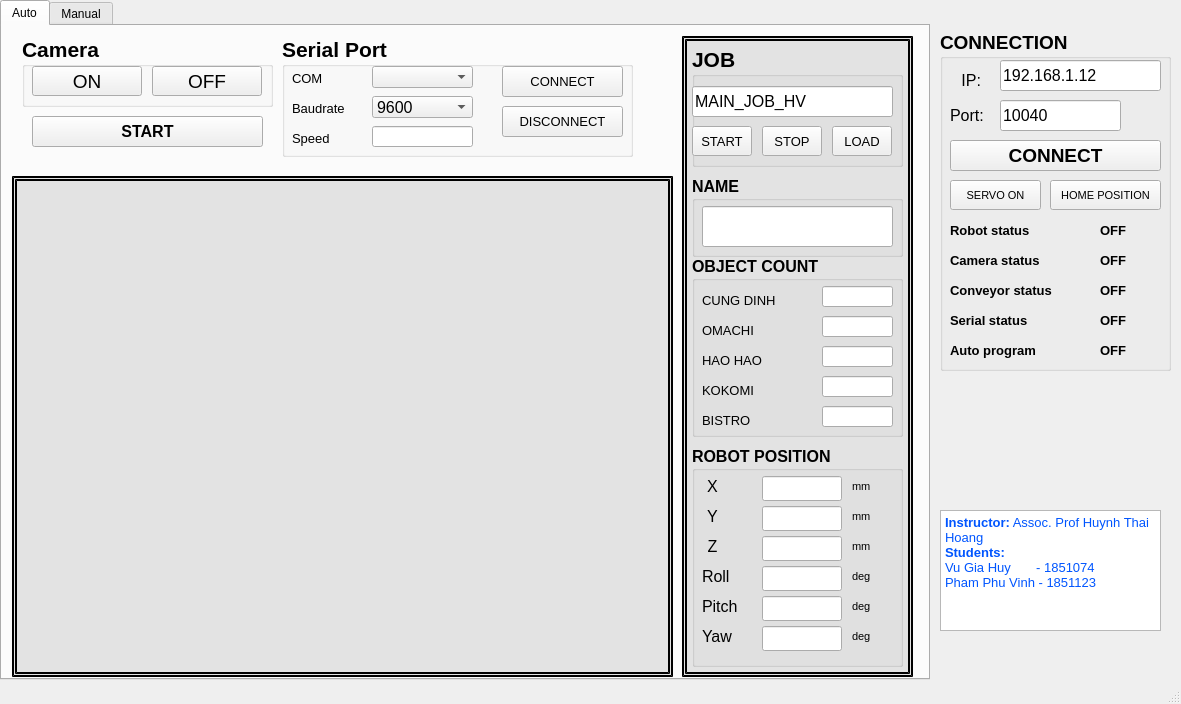
HuyAK2108/CodeThesis, file mainwindow.ui: the form before one commit.
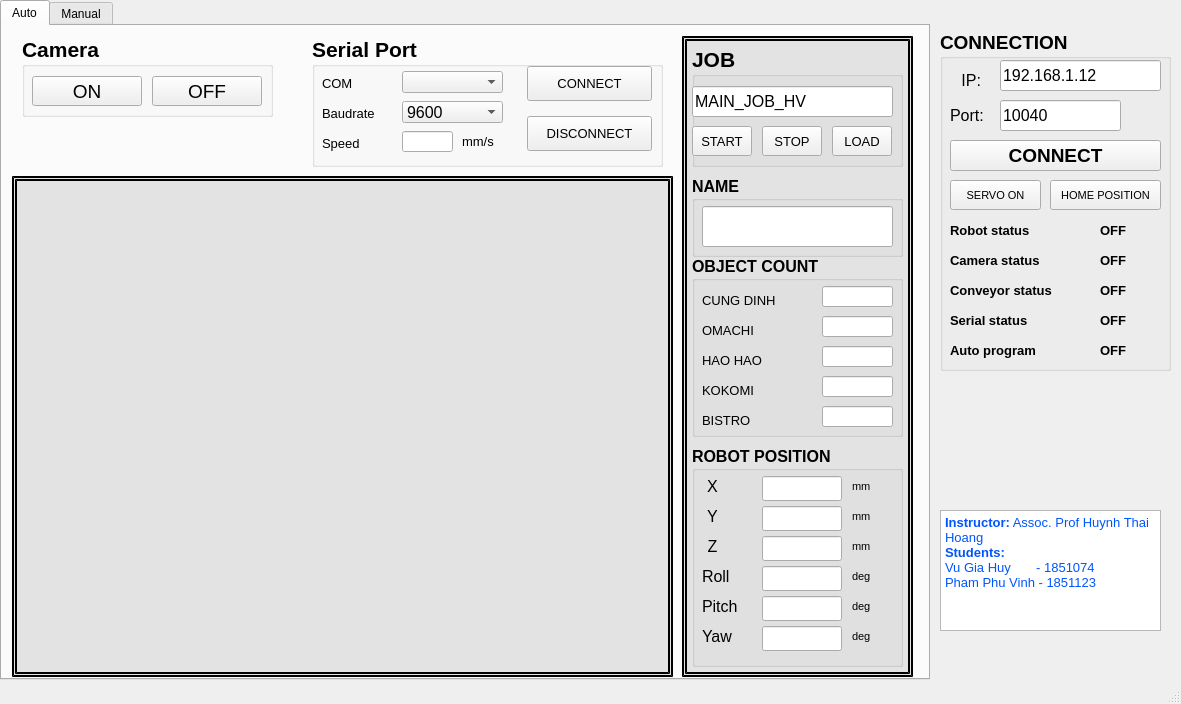
The form after the commit. Icons and pictures are not drawn.

```diff
--- a/mainwindow.ui
+++ b/mainwindow.ui
@@ -33,10 +33,10 @@
      <widget class="QGroupBox" name="SerialBox">
       <property name="geometry">
        <rect>
-        <x>280</x>
+        <x>310</x>
         <y>10</y>
         <width>351</width>
-        <height>121</height>
+        <height>131</height>
        </rect>
       </property>
       <property name="font">
@@ -53,7 +53,7 @@
        <property name="geometry">
         <rect>
          <x>10</x>
-         <y>30</y>
+         <y>35</y>
          <width>51</width>
          <height>24</height>
         </rect>
@@ -73,7 +73,7 @@
        <property name="geometry">
         <rect>
          <x>10</x>
-         <y>60</y>
+         <y>65</y>
          <width>71</width>
          <height>24</height>
         </rect>
@@ -93,7 +93,7 @@
        <property name="geometry">
         <rect>
          <x>10</x>
-         <y>90</y>
+         <y>95</y>
          <width>61</width>
          <height>24</height>
         </rect>
@@ -113,7 +113,7 @@
        <property name="geometry">
         <rect>
          <x>90</x>
-         <y>30</y>
+         <y>35</y>
          <width>101</width>
          <height>22</height>
         </rect>
@@ -130,7 +130,7 @@
        <property name="geometry">
         <rect>
          <x>90</x>
-         <y>60</y>
+         <y>65</y>
          <width>101</width>
          <height>22</height>
         </rect>
@@ -166,10 +166,10 @@
       <widget class="QPushButton" name="btn_setuart">
        <property name="geometry">
         <rect>
-         <x>220</x>
+         <x>215</x>
          <y>30</y>
-         <width>121</width>
-         <height>31</height>
+         <width>125</width>
+         <height>35</height>
         </rect>
        </property>
        <property name="font">
@@ -189,10 +189,10 @@
       <widget class="QPushButton" name="btn_closeuart">
        <property name="geometry">
         <rect>
-         <x>220</x>
-         <y>70</y>
-         <width>121</width>
-         <height>31</height>
+         <x>215</x>
+         <y>80</y>
+         <width>125</width>
+         <height>35</height>
         </rect>
        </property>
        <property name="font">
@@ -213,8 +213,8 @@
        <property name="geometry">
         <rect>
          <x>90</x>
-         <y>90</y>
-         <width>101</width>
+         <y>95</y>
+         <width>51</width>
          <height>21</height>
         </rect>
        </property>
@@ -229,6 +229,26 @@
         <string/>
        </property>
       </widget>
+      <widget class="QLabel" name="label_121">
+       <property name="geometry">
+        <rect>
+         <x>150</x>
+         <y>95</y>
+         <width>51</width>
+         <height>21</height>
+        </rect>
+       </property>
+       <property name="font">
+        <font>
+         <pointsize>10</pointsize>
+         <weight>50</weight>
+         <bold>false</bold>
+        </font>
+       </property>
+       <property name="text">
+        <string>mm/s</string>
+       </property>
+      </widget>
      </widget>
      <widget class="QGroupBox" name="Box_RobotPos">
       <property name="geometry">
@@ -619,7 +639,7 @@
         <x>20</x>
         <y>10</y>
         <width>251</width>
-        <height>71</height>
+        <height>81</height>
        </rect>
       </property>
       <property name="font">
@@ -636,7 +656,7 @@
        <property name="geometry">
         <rect>
          <x>130</x>
-         <y>30</y>
+         <y>40</y>
          <width>110</width>
          <height>30</height>
         </rect>
@@ -656,7 +676,7 @@
        <property name="geometry">
         <rect>
          <x>10</x>
-         <y>30</y>
+         <y>40</y>
          <width>110</width>
          <height>30</height>
         </rect>
@@ -864,29 +884,6 @@
        <string/>
       </property>
      </widget>
-     <widget class="QPushButton" name="btn_auto_system">
-      <property name="geometry">
-       <rect>
-        <x>30</x>
-        <y>90</y>
-        <width>231</width>
-        <height>31</height>
-       </rect>
-      </property>
-      <property name="font">
-       <font>
-        <pointsize>12</pointsize>
-        <weight>75</weight>
-        <bold>true</bold>
-       </font>
-      </property>
-      <property name="autoFillBackground">
-       <bool>false</bool>
-      </property>
-      <property name="text">
-       <string>START</string>
-      </property>
-     </widget>
      <widget class="QGroupBox" name="Box_ObjectCount">
       <property name="geometry">
        <rect>
```
Left out of the diff: 3 changed lines with no effect on the pictures.
